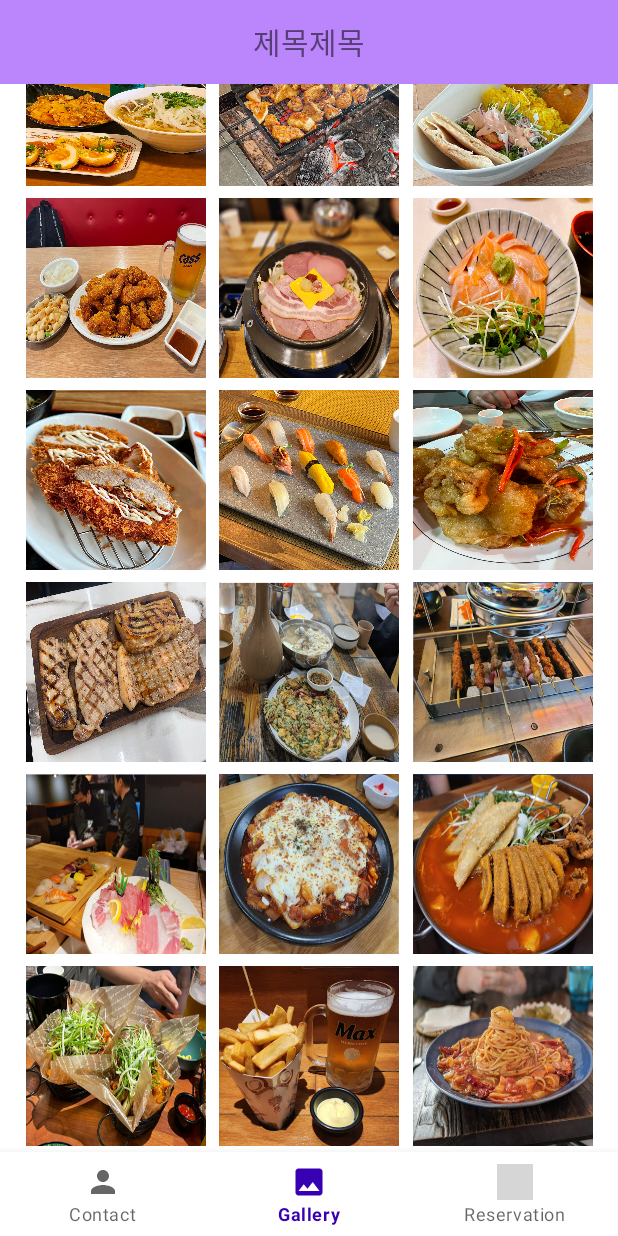
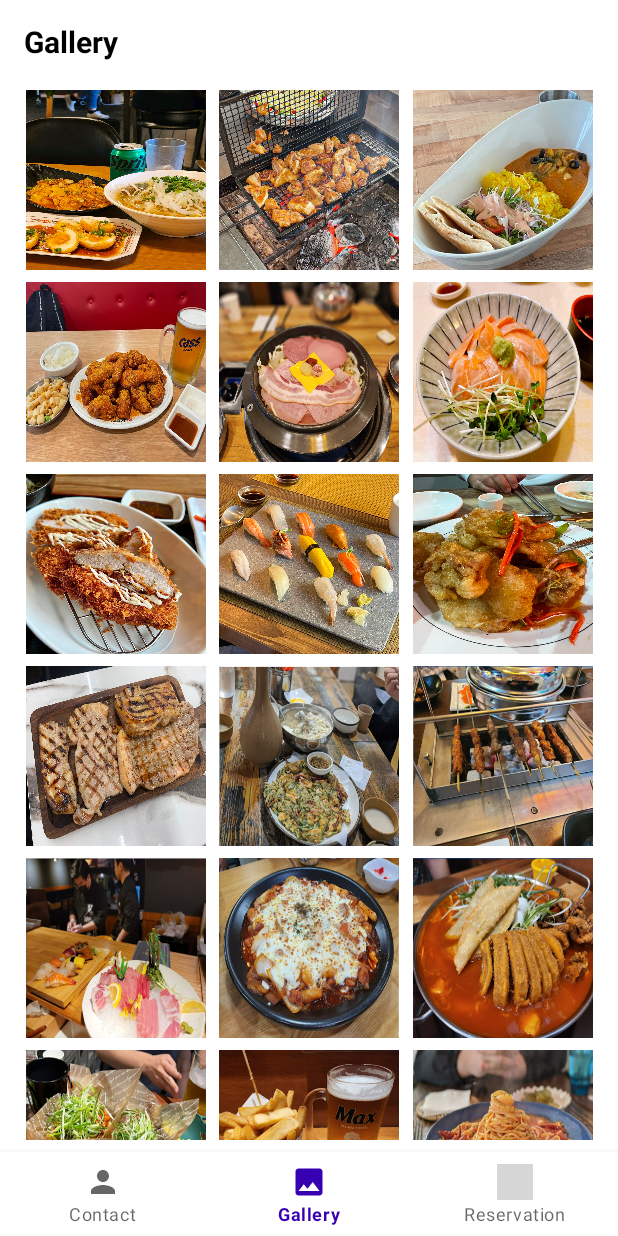
Before and after one commit to EunsuKim03/Madcamp_Week1, an Android app: the screen it shows after launch (MainActivity), item 2 of the bottom bar chosen, on a phone screen of 412 x 824 dp. Run offline under Robolectric (Android 15) with nearby library versions, the phone set to English and light mode, and no system bars; our stand-ins replace navigation-ui; grey boxes are pictures that could not be loaded.

Commit message:
Toolbar margin issue solved

```diff
--- a/app/src/main/java/com/example/madcamp_week1/MainActivity.kt
+++ b/app/src/main/java/com/example/madcamp_week1/MainActivity.kt
@@ -37,6 +37,11 @@ class MainActivity : AppCompatActivity() {
 
                 override fun onPageSelected(position: Int) {
                     super.onPageSelected(position)
+                    binding.toolbarMainActivityTitle.text = when(position) {
+                        0 ->  "Contact"
+                        1 ->  "Gallery"
+                        else -> "Reservation"
+                    }
                     binding.navView.menu.getItem(position).isChecked = true
                 }
             }
@@ -45,14 +50,17 @@ class MainActivity : AppCompatActivity() {
         binding.navView.setOnItemSelectedListener {
             when (it.itemId) {
                 R.id.navi_contact -> {
+                    binding.toolbarMainActivityTitle.text = "Contact"
                     binding.pager.currentItem = 0
                     return@setOnItemSelectedListener true
                 }
                 R.id.navi_gallery -> {
+                    binding.toolbarMainActivityTitle.text = "Gallery"
                     binding.pager.currentItem = 1
                     return@setOnItemSelectedListener true
                 }
                 R.id.navi_reservation -> {
+                    binding.toolbarMainActivityTitle.text = "Reservation"
                     binding.pager.currentItem = 2
                     return@setOnItemSelectedListener true
                 }
--- a/app/src/main/res/layout/activity_contact_detail.xml
+++ b/app/src/main/res/layout/activity_contact_detail.xml
@@ -17,7 +17,7 @@
             android:id="@+id/toolbar_contact"
             android:layout_height="wrap_content"
             android:layout_width="match_parent"
-            android:background="@color/purple_200"
+            android:background="@color/toolbar_color"
             android:minHeight="?attr/actionBarSize"
             android:theme="?attr/actionBarTheme"
             app:layout_constraintEnd_toEndOf="parent"
--- a/app/src/main/res/layout/activity_gallery_detail.xml
+++ b/app/src/main/res/layout/activity_gallery_detail.xml
@@ -17,7 +17,7 @@
             android:id="@+id/toolbar_gallery"
             android:layout_height="wrap_content"
             android:layout_width="match_parent"
-            android:background="@color/purple_200"
+            android:background="@color/toolbar_color"
             android:minHeight="?attr/actionBarSize"
             android:theme="?attr/actionBarTheme"
             app:layout_constraintEnd_toEndOf="parent"
--- a/app/src/main/res/layout/activity_main.xml
+++ b/app/src/main/res/layout/activity_main.xml
@@ -31,16 +31,17 @@
         xmlns:android="http://schemas.android.com/apk/res/android"
         xmlns:app="http://schemas.android.com/apk/res-auto"
         xmlns:tools="http://schemas.android.com/tools"
+        android:id="@+id/cl_toolbar_container_main"
         android:layout_width="match_parent"
-        android:layout_height="match_parent"
-        android:orientation="vertical"
+        android:layout_height="wrap_content"
+        app:layout_constraintTop_toTopOf="parent"
         tools:context=".MainActivity">
 
         <androidx.appcompat.widget.Toolbar
             android:id="@+id/toolbar_main_activity"
             android:layout_height="wrap_content"
             android:layout_width="match_parent"
-            android:background="@color/purple_200"
+            android:background="@color/toolbar_color"
             android:minHeight="?attr/actionBarSize"
             android:theme="?attr/actionBarTheme"
             app:layout_constraintEnd_toEndOf="parent"
@@ -50,9 +51,10 @@
             <TextView
                 android:layout_width="wrap_content"
                 android:layout_height="wrap_content"
-                android:text="@string/text_toolbar_main"
-                android:layout_gravity="center"
+                android:text = "@string/text_toolbar_main"
                 android:id="@+id/toolbar_main_activity_title"
+                android:textStyle="bold"
+                android:textColor="@color/black"
                 android:textSize="20sp"/>
 
         </androidx.appcompat.widget.Toolbar>
@@ -60,4 +62,6 @@
     </androidx.constraintlayout.widget.ConstraintLayout>
 
 
+
+
 </androidx.constraintlayout.widget.ConstraintLayout>
--- a/app/src/main/res/layout/activity_reservation_detail.xml
+++ b/app/src/main/res/layout/activity_reservation_detail.xml
@@ -10,6 +10,7 @@
         xmlns:android="http://schemas.android.com/apk/res/android"
         xmlns:app="http://schemas.android.com/apk/res-auto"
         xmlns:tools="http://schemas.android.com/tools"
+        android:id="@+id/cl_toolbar_container_reservation_detail"
         android:layout_width="match_parent"
         android:layout_height="match_parent"
         android:orientation="vertical"
@@ -19,13 +20,12 @@
             android:id="@+id/toolbar_reservation"
             android:layout_height="wrap_content"
             android:layout_width="match_parent"
-            android:background="@color/purple_200"
+            android:background="@color/toolbar_color"
             android:minHeight="?attr/actionBarSize"
             android:theme="?attr/actionBarTheme"
             app:layout_constraintEnd_toEndOf="parent"
             app:layout_constraintStart_toStartOf="parent"
             app:layout_constraintTop_toTopOf="parent">
-
         </androidx.appcompat.widget.Toolbar>
 
     </androidx.constraintlayout.widget.ConstraintLayout>
@@ -36,8 +36,8 @@
         android:layout_height="match_parent"
         app:layout_constraintStart_toStartOf="parent"
         app:layout_constraintEnd_toEndOf="parent"
-        app:layout_constraintTop_toTopOf="parent"
         app:layout_constraintBottom_toBottomOf="parent"
+        app:layout_constraintTop_toBottomOf="@id/cl_toolbar_container_reservation_detail"
         >
         <!-- restaurant description section -->
         <LinearLayout
--- a/app/src/main/res/layout/fragment_contact.xml
+++ b/app/src/main/res/layout/fragment_contact.xml
@@ -11,12 +11,12 @@
     <androidx.recyclerview.widget.RecyclerView
         android:id="@+id/rcv_contact_list"
         android:layout_width="match_parent"
-        android:layout_height="wrap_content"
+        android:layout_height="0dp"
         app:layout_constraintStart_toStartOf="parent"
         app:layout_constraintEnd_toEndOf="parent"
         app:layout_constraintTop_toTopOf="parent"
         app:layout_constraintBottom_toBottomOf="parent"
-        android:layout_marginTop="8dp"
+        android:layout_marginTop="?attr/actionBarSize"
         android:layout_marginBottom="8dp"
         ></androidx.recyclerview.widget.RecyclerView>
 
--- a/app/src/main/res/layout/fragment_gallery.xml
+++ b/app/src/main/res/layout/fragment_gallery.xml
@@ -26,14 +26,14 @@
     <androidx.recyclerview.widget.RecyclerView
         android:id = "@+id/gallery_list"
         android:layout_width="match_parent"
-        android:layout_height="wrap_content"
+        android:layout_height="0dp"
         app:layout_constraintStart_toStartOf="parent"
         app:layout_constraintEnd_toEndOf="parent"
         app:layout_constraintTop_toTopOf="parent"
         app:layout_constraintBottom_toBottomOf="parent"
         android:layout_marginStart="8dp"
         android:layout_marginEnd="8dp"
-        android:layout_marginTop="8dp"
+        android:layout_marginTop="?attr/actionBarSize"
         android:layout_marginBottom="8dp"
         tools:ignore="MissingConstraints" />
 
--- a/app/src/main/res/values/colors.xml
+++ b/app/src/main/res/values/colors.xml
@@ -7,4 +7,5 @@
     <color name="teal_700">#FF018786</color>
     <color name="black">#FF000000</color>
     <color name="white">#FFFFFFFF</color>
+    <color name="toolbar_color">#FFFFFFFF</color>
 </resources>
--- a/app/src/main/res/values/strings.xml
+++ b/app/src/main/res/values/strings.xml
@@ -3,6 +3,6 @@
     <string name="title_contact">Contact</string>
     <string name="title_gallery">Gallery</string>
     <string name="title_reservation">Reservation</string>
-    <string name="text_toolbar_main">제목제목</string>
+    <string name="text_toolbar_main">Contact</string>
     <string name="toolbar_main_button">버튼버튼</string>
 </resources>
```
Also changed, not shown: app/src/main/java/com/example/madcamp_week1/ui/reservation/ReservationDetailActivity.kt (+15 -0 lines), app/src/main/res/layout/fragment_reservation.xml (+29 -6 lines).
